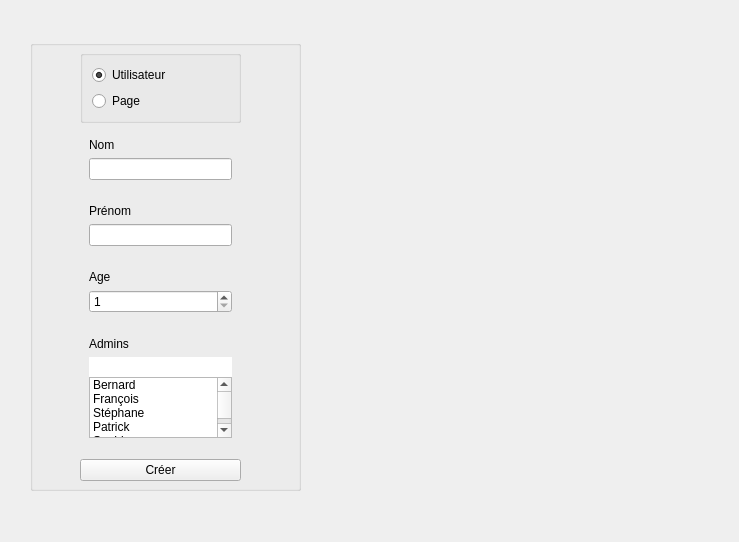
Qt form gui/gui.ui (KinderPinGuiin/projet_graphe_2021) before a commit.
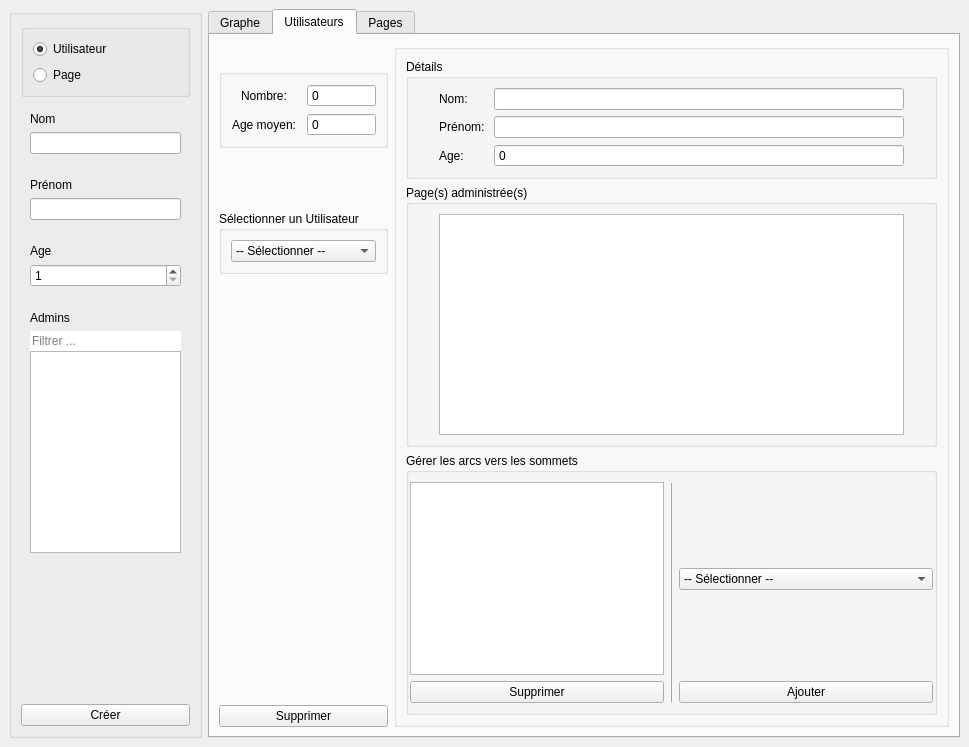
The same form after that commit. The open tabs and pages were chosen to show the change.

```diff
--- a/gui/gui.ui
+++ b/gui/gui.ui
@@ -6,10 +6,16 @@
    <rect>
     <x>0</x>
     <y>0</y>
-    <width>739</width>
-    <height>542</height>
+    <width>969</width>
+    <height>747</height>
    </rect>
   </property>
+  <property name="minimumSize">
+   <size>
+    <width>871</width>
+    <height>633</height>
+   </size>
+  </property>
   <property name="mouseTracking">
    <bool>false</bool>
   </property>
@@ -23,37 +29,16 @@
    <enum>QTabWidget::Rounded</enum>
   </property>
   <widget class="QWidget" name="centralwidget">
-   <widget class="QGroupBox" name="groupBox">
-    <property name="geometry">
-     <rect>
-      <x>30</x>
-      <y>40</y>
-      <width>271</width>
-      <height>451</height>
-     </rect>
-    </property>
-    <property name="styleSheet">
-     <string notr="true"/>
-    </property>
-    <property name="title">
-     <string/>
-    </property>
-    <property name="flat">
-     <bool>false</bool>
-    </property>
-    <property name="checkable">
-     <bool>false</bool>
-    </property>
-    <widget class="QWidget" name="gridLayoutWidget">
-     <property name="geometry">
-      <rect>
-       <x>50</x>
-       <y>10</y>
-       <width>161</width>
-       <height>431</height>
-      </rect>
-     </property>
-     <layout class="QGridLayout" name="gridLayout">
+   <layout class="QHBoxLayout" name="horizontalLayout_3" stretch="1,0">
+    <item>
+     <widget class="QGroupBox" name="gridGroupBox">
+      <property name="maximumSize">
+       <size>
+        <width>193</width>
+        <height>16777215</height>
+       </size>
+      </property>
+      <layout class="QGridLayout" name="gridLayout" rowstretch="0,0,0,0,0,4,2,0">
       <item row="0" column="0">
        <widget class="QGroupBox" name="verticalGroupBox">
         <property name="maximumSize">
@@ -192,6 +177,9 @@
              <property name="frame">
               <bool>false</bool>
              </property>
+              <property name="placeholderText">
+               <string>Filtrer ...</string>
+              </property>
             </widget>
            </item>
            <item>
@@ -235,36 +223,6 @@
              <property name="sortingEnabled">
               <bool>false</bool>
              </property>
-             <item>
-              <property name="text">
-               <string>Bernard</string>
-              </property>
-             </item>
-             <item>
-              <property name="text">
-               <string>François</string>
-              </property>
-             </item>
-             <item>
-              <property name="text">
-               <string>Stéphane</string>
-              </property>
-             </item>
-             <item>
-              <property name="text">
-               <string>Patrick</string>
-              </property>
-             </item>
-             <item>
-              <property name="text">
-               <string>Sophia</string>
-              </property>
-             </item>
-             <item>
-              <property name="text">
-               <string>Lucie</string>
-              </property>
-             </item>
             </widget>
            </item>
           </layout>
@@ -366,7 +324,586 @@
       </item>
      </layout>
     </widget>
-   </widget>
+    </item>
+    <item>
+     <widget class="QTabWidget" name="tabWidget">
+      <property name="currentIndex">
+       <number>0</number>
+      </property>
+      <widget class="QWidget" name="graphTab">
+       <attribute name="title">
+        <string>Graphe</string>
+       </attribute>
+       <layout class="QGridLayout" name="gridLayout_5" columnstretch="1,2">
+        <item row="1" column="0">
+         <widget class="QGroupBox" name="verticalGroupBox_2">
+          <property name="maximumSize">
+           <size>
+            <width>250</width>
+            <height>16777215</height>
+           </size>
+          </property>
+          <property name="title">
+           <string>Arcs</string>
+          </property>
+          <layout class="QVBoxLayout" name="verticalLayout_5">
+           <property name="spacing">
+            <number>0</number>
+           </property>
+           <property name="leftMargin">
+            <number>1</number>
+           </property>
+           <property name="topMargin">
+            <number>0</number>
+           </property>
+           <property name="rightMargin">
+            <number>1</number>
+           </property>
+           <property name="bottomMargin">
+            <number>1</number>
+           </property>
+           <item>
+            <widget class="QFrame" name="gridFrame_3">
+             <property name="maximumSize">
+              <size>
+               <width>16777215</width>
+               <height>40</height>
+              </size>
+             </property>
+             <layout class="QGridLayout" name="gridLayout_3">
+              <item row="0" column="0">
+               <widget class="QLabel" name="label_2">
+                <property name="text">
+                 <string>Nombre: </string>
+                </property>
+               </widget>
+              </item>
+              <item row="0" column="1">
+               <widget class="QSpinBox" name="lineNbBox">
+                <property name="readOnly">
+                 <bool>true</bool>
+                </property>
+                <property name="buttonSymbols">
+                 <enum>QAbstractSpinBox::NoButtons</enum>
+                </property>
+                <property name="maximum">
+                 <number>1000</number>
+                </property>
+               </widget>
+              </item>
+             </layout>
+            </widget>
+           </item>
+           <item>
+            <widget class="QListWidget" name="linesList">
+             <property name="selectionMode">
+              <enum>QAbstractItemView::NoSelection</enum>
+             </property>
+            </widget>
+           </item>
+          </layout>
+         </widget>
+        </item>
+        <item row="0" column="0">
+         <widget class="QGroupBox" name="verticalGroupBox">
+          <property name="maximumSize">
+           <size>
+            <width>250</width>
+            <height>16777215</height>
+           </size>
+          </property>
+          <property name="title">
+           <string>Sommets</string>
+          </property>
+          <layout class="QVBoxLayout" name="verticalLayout_3">
+           <property name="spacing">
+            <number>0</number>
+           </property>
+           <property name="leftMargin">
+            <number>1</number>
+           </property>
+           <property name="topMargin">
+            <number>0</number>
+           </property>
+           <property name="rightMargin">
+            <number>1</number>
+           </property>
+           <property name="bottomMargin">
+            <number>1</number>
+           </property>
+           <item>
+            <widget class="QFrame" name="gridFrame_2">
+             <property name="maximumSize">
+              <size>
+               <width>16777215</width>
+               <height>40</height>
+              </size>
+             </property>
+             <layout class="QGridLayout" name="gridLayout_2">
+              <item row="0" column="0">
+               <widget class="QLabel" name="label">
+                <property name="text">
+                 <string>Nombre: </string>
+                </property>
+               </widget>
+              </item>
+              <item row="0" column="1">
+               <widget class="QSpinBox" name="nodeNbBox">
+                <property name="readOnly">
+                 <bool>true</bool>
+                </property>
+                <property name="buttonSymbols">
+                 <enum>QAbstractSpinBox::NoButtons</enum>
+                </property>
+                <property name="maximum">
+                 <number>1000</number>
+                </property>
+               </widget>
+              </item>
+             </layout>
+            </widget>
+           </item>
+           <item>
+            <layout class="QVBoxLayout" name="verticalLayout_6">
+             <property name="spacing">
+              <number>0</number>
+             </property>
+             <item>
+              <widget class="QComboBox" name="nodesSortCombo">
+               <item>
+                <property name="text">
+                 <string>-- Trier par --</string>
+                </property>
+               </item>
+               <item>
+                <property name="text">
+                 <string>Nom croissant</string>
+                </property>
+               </item>
+               <item>
+                <property name="text">
+                 <string>Nom décroissant</string>
+                </property>
+               </item>
+               <item>
+                <property name="text">
+                 <string>Degré croissant</string>
+                </property>
+               </item>
+               <item>
+                <property name="text">
+                 <string>Degré décroissant</string>
+                </property>
+               </item>
+              </widget>
+             </item>
+             <item>
+              <widget class="QListWidget" name="nodesList">
+               <property name="selectionMode">
+                <enum>QAbstractItemView::NoSelection</enum>
+               </property>
+              </widget>
+             </item>
+            </layout>
+           </item>
+          </layout>
+         </widget>
+        </item>
+        <item row="0" column="1" rowspan="2">
+         <widget class="QGroupBox" name="groupBox">
+          <property name="title">
+           <string/>
+          </property>
+         </widget>
+        </item>
+       </layout>
+      </widget>
+      <widget class="QWidget" name="usersTab">
+       <attribute name="title">
+        <string>Utilisateurs</string>
+       </attribute>
+       <layout class="QGridLayout" name="gridLayout_6" rowstretch="1,1,3,0" columnstretch="1,4">
+        <item row="2" column="0">
+         <widget class="QWidget" name="widget_4" native="true">
+          <property name="maximumSize">
+           <size>
+            <width>190</width>
+            <height>16777215</height>
+           </size>
+          </property>
+         </widget>
+        </item>
+        <item row="3" column="0">
+         <widget class="QPushButton" name="deleteNodeButton">
+          <property name="maximumSize">
+           <size>
+            <width>190</width>
+            <height>16777215</height>
+           </size>
+          </property>
+          <property name="text">
+           <string>Supprimer</string>
+          </property>
+         </widget>
+        </item>
+        <item row="0" column="0" alignment="Qt::AlignVCenter">
+         <widget class="QGroupBox" name="gridGroupBox_2">
+          <property name="maximumSize">
+           <size>
+            <width>190</width>
+            <height>16777215</height>
+           </size>
+          </property>
+          <layout class="QGridLayout" name="gridLayout_4">
+           <item row="0" column="1">
+            <widget class="QSpinBox" name="userNbBox">
+             <property name="readOnly">
+              <bool>true</bool>
+             </property>
+             <property name="buttonSymbols">
+              <enum>QAbstractSpinBox::NoButtons</enum>
+             </property>
+             <property name="maximum">
+              <number>1000</number>
+             </property>
+            </widget>
+           </item>
+           <item row="0" column="0" alignment="Qt::AlignHCenter">
+            <widget class="QLabel" name="label_3">
+             <property name="text">
+              <string>Nombre: </string>
+             </property>
+            </widget>
+           </item>
+           <item row="1" column="0" alignment="Qt::AlignHCenter">
+            <widget class="QLabel" name="label_8">
+             <property name="text">
+              <string>Age moyen: </string>
+             </property>
+            </widget>
+           </item>
+           <item row="1" column="1">
+            <widget class="QSpinBox" name="avgAgeBox">
+             <property name="readOnly">
+              <bool>true</bool>
+             </property>
+             <property name="buttonSymbols">
+              <enum>QAbstractSpinBox::NoButtons</enum>
+             </property>
+             <property name="maximum">
+              <number>1000</number>
+             </property>
+            </widget>
+           </item>
+          </layout>
+         </widget>
+        </item>
+        <item row="0" column="1" rowspan="4">
+         <widget class="QGroupBox" name="detailsGroupBox">
+          <property name="maximumSize">
+           <size>
+            <width>690</width>
+            <height>16777215</height>
+           </size>
+          </property>
+          <layout class="QVBoxLayout" name="verticalLayout_10">
+           <item alignment="Qt::AlignVCenter">
+            <widget class="QGroupBox" name="formGroupBox">
+             <property name="title">
+              <string>Détails</string>
+             </property>
+             <layout class="QFormLayout" name="formLayout">
+              <property name="leftMargin">
+               <number>30</number>
+              </property>
+              <property name="rightMargin">
+               <number>30</number>
+              </property>
+              <item row="0" column="0">
+               <widget class="QLabel" name="label_5">
+                <property name="text">
+                 <string>Nom: </string>
+                </property>
+                <property name="alignment">
+                 <set>Qt::AlignCenter</set>
+                </property>
+               </widget>
+              </item>
+              <item row="0" column="1">
+               <widget class="QLineEdit" name="nameDisplay">
+                <property name="readOnly">
+                 <bool>true</bool>
+                </property>
+               </widget>
+              </item>
+              <item row="1" column="0">
+               <widget class="QLabel" name="label_6">
+                <property name="text">
+                 <string>Prénom: </string>
+                </property>
+                <property name="alignment">
+                 <set>Qt::AlignCenter</set>
+                </property>
+               </widget>
+              </item>
+              <item row="1" column="1">
+               <widget class="QLineEdit" name="firstnameDisplay">
+                <property name="readOnly">
+                 <bool>true</bool>
+                </property>
+               </widget>
+              </item>
+              <item row="2" column="0">
+               <widget class="QLabel" name="label_7">
+                <property name="frameShape">
+                 <enum>QFrame::NoFrame</enum>
+                </property>
+                <property name="text">
+                 <string>Age: </string>
+                </property>
+                <property name="alignment">
+                 <set>Qt::AlignCenter</set>
+                </property>
+               </widget>
+              </item>
+              <item row="2" column="1">
+               <widget class="QSpinBox" name="ageDisplay">
+                <property name="readOnly">
+                 <bool>true</bool>
+                </property>
+                <property name="buttonSymbols">
+                 <enum>QAbstractSpinBox::NoButtons</enum>
+                </property>
+                <property name="maximum">
+                 <number>1000</number>
+                </property>
+               </widget>
+              </item>
+             </layout>
+            </widget>
+           </item>
+           <item>
+            <widget class="QGroupBox" name="verticalGroupBox_3">
+             <property name="title">
+              <string>Page(s) administrée(s)</string>
+             </property>
+             <layout class="QVBoxLayout" name="verticalLayout_13">
+              <property name="leftMargin">
+               <number>30</number>
+              </property>
+              <property name="rightMargin">
+               <number>30</number>
+              </property>
+              <item>
+               <widget class="QListWidget" name="pageAdminList"/>
+              </item>
+             </layout>
+            </widget>
+           </item>
+           <item>
+            <widget class="QGroupBox" name="verticalGroupBox">
+             <property name="title">
+              <string>Gérer les arcs vers les sommets</string>
+             </property>
+             <layout class="QVBoxLayout" name="verticalLayout_11">
+              <property name="leftMargin">
+               <number>1</number>
+              </property>
+              <property name="rightMargin">
+               <number>1</number>
+              </property>
+              <item>
+               <layout class="QHBoxLayout" name="horizontalLayout" stretch="1,1,1">
+                <item>
+                 <layout class="QVBoxLayout" name="verticalLayout_15" stretch="0,0">
+                  <property name="sizeConstraint">
+                   <enum>QLayout::SetDefaultConstraint</enum>
+                  </property>
+                  <item>
+                   <widget class="QListView" name="listView">
+                    <property name="maximumSize">
+                     <size>
+                      <width>16777215</width>
+                      <height>16777215</height>
+                     </size>
+                    </property>
+                   </widget>
+                  </item>
+                  <item>
+                   <widget class="QPushButton" name="deleteLineButton">
+                    <property name="text">
+                     <string>Supprimer</string>
+                    </property>
+                   </widget>
+                  </item>
+                 </layout>
+                </item>
+                <item>
+                 <widget class="Line" name="line">
+                  <property name="frameShadow">
+                   <enum>QFrame::Raised</enum>
+                  </property>
+                  <property name="orientation">
+                   <enum>Qt::Vertical</enum>
+                  </property>
+                 </widget>
+                </item>
+                <item>
+                 <layout class="QVBoxLayout" name="verticalLayout_12">
+                  <property name="spacing">
+                   <number>6</number>
+                  </property>
+                  <property name="leftMargin">
+                   <number>0</number>
+                  </property>
+                  <property name="rightMargin">
+                   <number>0</number>
+                  </property>
+                  <item>
+                   <widget class="QWidget" name="widget_3" native="true"/>
+                  </item>
+                  <item>
+                   <widget class="QComboBox" name="nodeCombo">
+                    <property name="placeholderText">
+                     <string/>
+                    </property>
+                    <item>
+                     <property name="text">
+                      <string>-- Sélectionner --</string>
+                     </property>
+                    </item>
+                   </widget>
+                  </item>
+                  <item>
+                   <widget class="QWidget" name="widget_2" native="true"/>
+                  </item>
+                  <item>
+                   <widget class="QPushButton" name="addLineButton">
+                    <property name="text">
+                     <string>Ajouter</string>
+                    </property>
+                   </widget>
+                  </item>
+                 </layout>
+                </item>
+               </layout>
+              </item>
+             </layout>
+            </widget>
+           </item>
+          </layout>
+         </widget>
+        </item>
+        <item row="1" column="0" alignment="Qt::AlignVCenter">
+         <widget class="QGroupBox" name="verticalGroupBox">
+          <property name="maximumSize">
+           <size>
+            <width>190</width>
+            <height>16777215</height>
+           </size>
+          </property>
+          <property name="title">
+           <string>Sélectionner un Utilisateur</string>
+          </property>
+          <layout class="QVBoxLayout" name="verticalLayout_4">
+           <property name="spacing">
+            <number>0</number>
+           </property>
+           <property name="sizeConstraint">
+            <enum>QLayout::SetDefaultConstraint</enum>
+           </property>
+           <item>
+            <widget class="QComboBox" name="userCombo">
+             <item>
+              <property name="text">
+               <string>-- Sélectionner --</string>
+              </property>
+             </item>
+            </widget>
+           </item>
+          </layout>
+         </widget>
+        </item>
+       </layout>
+      </widget>
+      <widget class="QWidget" name="PagesTab">
+       <attribute name="title">
+        <string>Pages</string>
+       </attribute>
+       <widget class="QGroupBox" name="horizontalGroupBox_2">
+        <property name="geometry">
+         <rect>
+          <x>10</x>
+          <y>10</y>
+          <width>181</width>
+          <height>51</height>
+         </rect>
+        </property>
+        <layout class="QHBoxLayout" name="horizontalLayout_2">
+         <property name="leftMargin">
+          <number>6</number>
+         </property>
+         <property name="rightMargin">
+          <number>6</number>
+         </property>
+         <item alignment="Qt::AlignHCenter">
+          <widget class="QLabel" name="label_4">
+           <property name="text">
+            <string>Nombre: </string>
+           </property>
+          </widget>
+         </item>
+         <item>
+          <widget class="QSpinBox" name="pageNbBox">
+           <property name="readOnly">
+            <bool>true</bool>
+           </property>
+           <property name="buttonSymbols">
+            <enum>QAbstractSpinBox::NoButtons</enum>
+           </property>
+           <property name="maximum">
+            <number>1000</number>
+           </property>
+          </widget>
+         </item>
+        </layout>
+       </widget>
+       <widget class="QLineEdit" name="adminListSearch_2">
+        <property name="geometry">
+         <rect>
+          <x>290</x>
+          <y>60</y>
+          <width>91</width>
+          <height>20</height>
+         </rect>
+        </property>
+        <property name="maximumSize">
+         <size>
+          <width>16777215</width>
+          <height>20</height>
+         </size>
+        </property>
+        <property name="frame">
+         <bool>false</bool>
+        </property>
+        <property name="placeholderText">
+         <string>Filtrer ...</string>
+        </property>
+       </widget>
+       <widget class="QComboBox" name="comboBox">
+        <property name="geometry">
+         <rect>
+          <x>290</x>
+          <y>90</y>
+          <width>79</width>
+          <height>23</height>
+         </rect>
+        </property>
+       </widget>
+      </widget>
+     </widget>
+    </item>
+   </layout>
   </widget>
   <widget class="QMenuBar" name="menuBar">
    <property name="geometry">
```
Left out of the diff: 109 changed lines with no effect on the pictures. Lines whose indentation alone changed are shown as unchanged.
